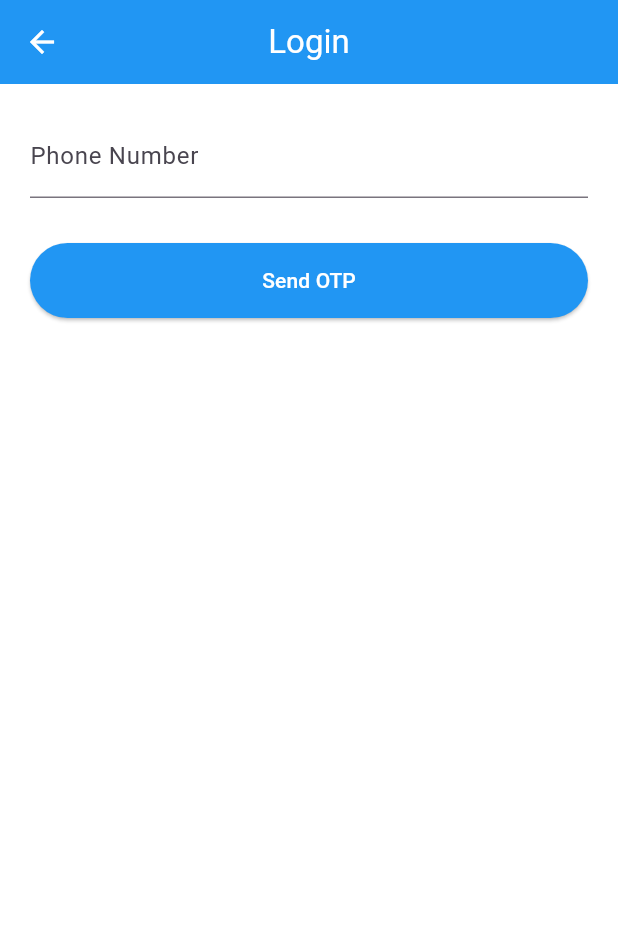
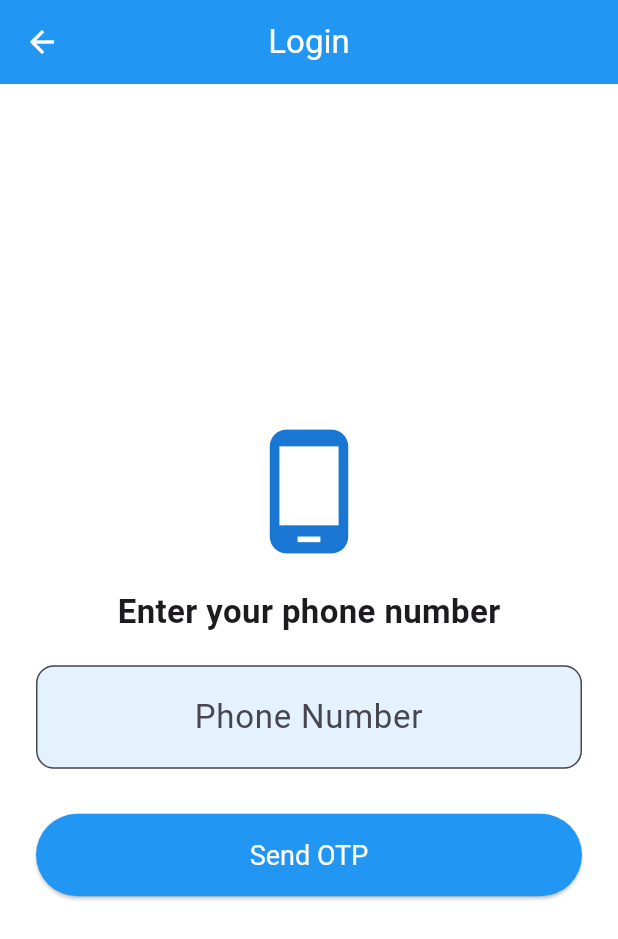
Before and after one commit to SREEHARI-K-I/SeniorConnect, a Flutter app: the screen it shows after launch, after a tap on "Already have an account? Login", on a phone screen of 412 x 824 dp. Shown: the top 939 px of the screen. Run offline on Flutter 3.47's test engine with Material 3 defaults, Android fonts, the light colour scheme and no system bars; our stand-ins replace shared_preferences.

Commit message:
Login UI updated

```diff
--- a/lib/screens/login.dart
+++ b/lib/screens/login.dart
@@ -14,20 +14,47 @@ class _LoginScreenState extends State<LoginScreen> {
   @override
   Widget build(BuildContext context) {
     return Scaffold(
+      backgroundColor: Colors.white,
       appBar: AppBar(
         title: const Text("Login"),
         centerTitle: true,
         backgroundColor: Colors.blue,
         foregroundColor: Colors.white,
       ),
-      body: Padding(
-        padding: const EdgeInsets.all(20),
+      body: Center(
+        child: Padding(
+          padding: const EdgeInsets.all(24),
           child: Column(
+            mainAxisSize: MainAxisSize.min,
             children: [
+              Icon(Icons.phone_android, size: 90, color: Colors.blue.shade700),
+
+              const SizedBox(height: 20),
+
+              const Text(
+                "Enter your phone number",
+                style: TextStyle(fontSize: 22, fontWeight: FontWeight.bold),
+              ),
+
+              const SizedBox(height: 20),
+
               TextField(
                 controller: phoneController,
-              decoration: const InputDecoration(labelText: "Phone Number"),
                 keyboardType: TextInputType.phone,
+                textAlign: TextAlign.center,
+                style: const TextStyle(fontSize: 22),
+                decoration: InputDecoration(
+                  hintText: "Phone Number",
+                  filled: true,
+                  fillColor: Colors.blue.shade50,
+                  contentPadding: const EdgeInsets.symmetric(
+                    vertical: 18,
+                    horizontal: 16,
+                  ),
+                  border: OutlineInputBorder(
+                    borderRadius: BorderRadius.circular(12),
+                  ),
+                ),
               ),
 
               const SizedBox(height: 30),
@@ -49,13 +76,15 @@ class _LoginScreenState extends State<LoginScreen> {
                 style: ElevatedButton.styleFrom(
                   backgroundColor: Colors.blue,
                   foregroundColor: Colors.white,
-                minimumSize: const Size(double.infinity, 50),
+                  minimumSize: const Size(double.infinity, 55),
+                  textStyle: const TextStyle(fontSize: 18),
                 ),
                 child: const Text("Send OTP"),
               ),
             ],
           ),
         ),
+      ),
     );
   }
 }
```
Lines whose indentation alone changed are shown as unchanged.
